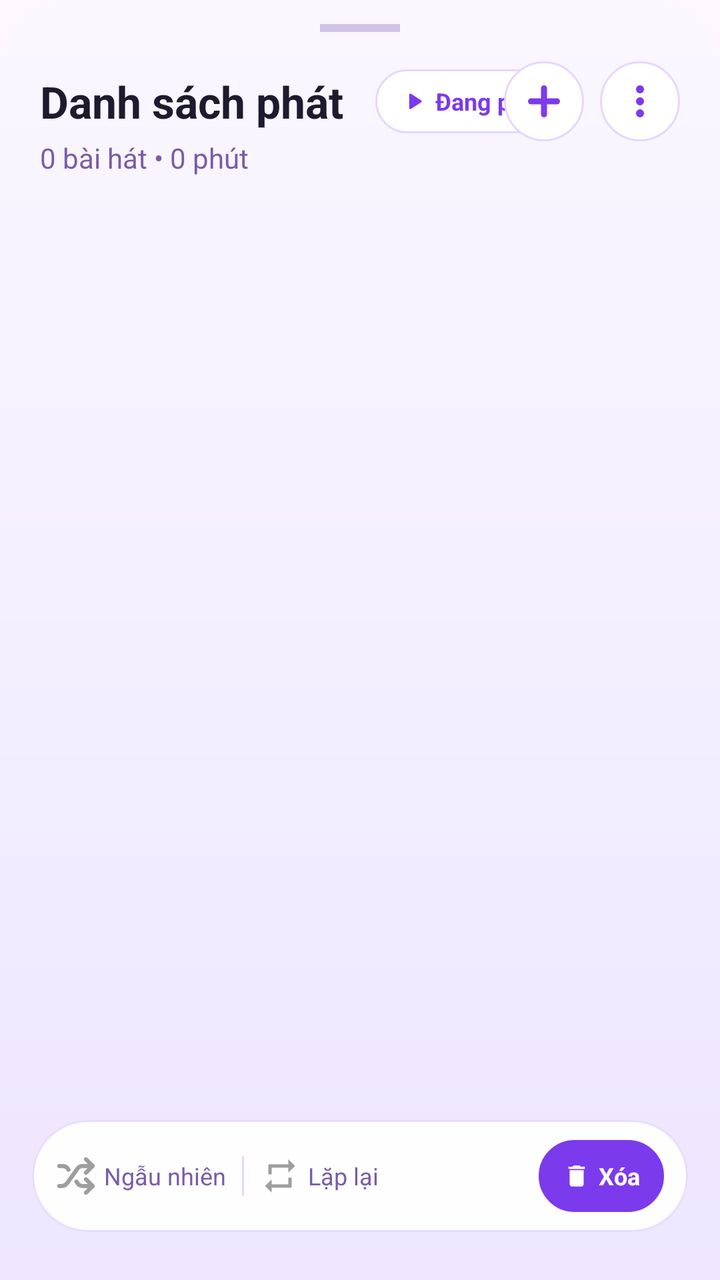
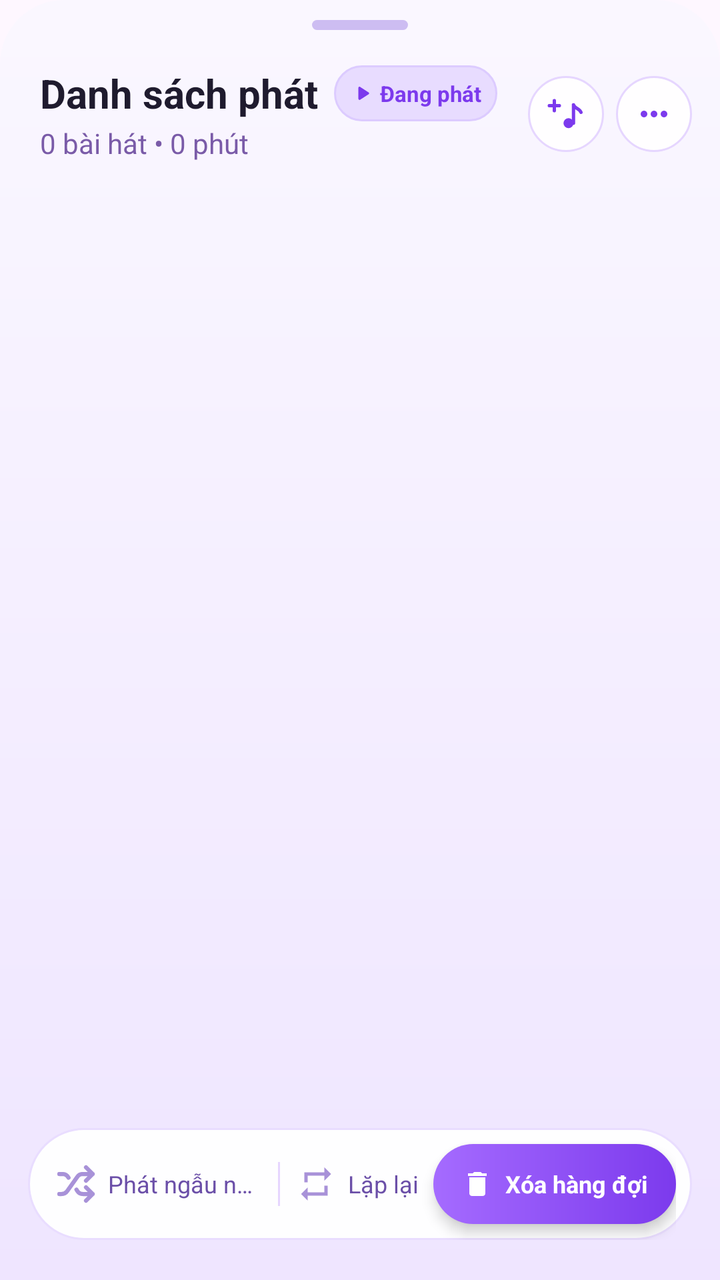

Screens rendered from an Android XML layout before and after an edit, with the pre-edit source and the edit as a unified diff.
<!-- AndroidManifest.xml: application theme Theme.LocalMusic -->
<!-- res/layout/bottom_sheet_queue.xml -->
<?xml version="1.0" encoding="utf-8"?>
<androidx.constraintlayout.widget.ConstraintLayout xmlns:android="http://schemas.android.com/apk/res/android"
    xmlns:app="http://schemas.android.com/apk/res-auto"
    android:layout_width="match_parent"
    android:layout_height="match_parent"
    android:background="@drawable/bg_bottom_sheet_rounded">

    
    <View
        android:id="@+id/dragHandle"
        android:layout_width="40dp"
        android:layout_height="4dp"
        android:layout_marginTop="12dp"
        android:background="#D1C4E9"
        app:layout_constraintEnd_toEndOf="parent"
        app:layout_constraintStart_toStartOf="parent"
        app:layout_constraintTop_toTopOf="parent" />

    
    <TextView
        android:id="@+id/tvPlaylistTitle"
        android:layout_width="wrap_content"
        android:layout_height="wrap_content"
        android:layout_marginStart="20dp"
        android:layout_marginTop="20dp"
        android:text="Danh sách phát"
        android:textColor="#1F1B2E"
        android:textSize="22sp"
        android:textStyle="bold"
        app:layout_constraintStart_toStartOf="parent"
        app:layout_constraintTop_toBottomOf="@id/dragHandle" />

    <TextView
        android:id="@+id/tvPlaylistSubtitle"
        android:layout_width="wrap_content"
        android:layout_height="wrap_content"
        android:layout_marginTop="4dp"
        android:text="0 bài hát • 0 phút"
        android:textColor="#7A5BA8"
        android:textSize="14sp"
        app:layout_constraintStart_toStartOf="@id/tvPlaylistTitle"
        app:layout_constraintTop_toBottomOf="@id/tvPlaylistTitle" />

    
    <LinearLayout
        android:id="@+id/pillPlaying"
        android:layout_width="wrap_content"
        android:layout_height="32dp"
        android:layout_marginStart="16dp"
        android:background="@drawable/bg_pill_button_light"
        android:gravity="center_vertical"
        android:orientation="horizontal"
        android:paddingHorizontal="12dp"
        app:layout_constraintBottom_toBottomOf="@id/tvPlaylistTitle"
        app:layout_constraintStart_toEndOf="@id/tvPlaylistTitle"
        app:layout_constraintTop_toTopOf="@id/tvPlaylistTitle">

        <ImageView
            android:layout_width="14dp"
            android:layout_height="14dp"
            android:src="@drawable/ic_np_play"
            app:tint="#7C3AED" />

        <TextView
            android:layout_width="wrap_content"
            android:layout_height="wrap_content"
            android:layout_marginStart="4dp"
            android:text="Đang phát"
            android:textColor="#7C3AED"
            android:textSize="12sp"
            android:textStyle="bold" />
    </LinearLayout>

    
    <ImageView
        android:id="@+id/btnAddSong"
        android:layout_width="40dp"
        android:layout_height="40dp"
        android:layout_marginEnd="8dp"
        android:background="@drawable/bg_pill_button_light"
        android:padding="8dp"
        android:src="@drawable/ic_add_purple"
        app:layout_constraintBottom_toBottomOf="@id/pillPlaying"
        app:layout_constraintEnd_toStartOf="@id/btnMoreOptions"
        app:layout_constraintTop_toTopOf="@id/pillPlaying"
        app:tint="#7C3AED" />

    <ImageView
        android:id="@+id/btnMoreOptions"
        android:layout_width="40dp"
        android:layout_height="40dp"
        android:layout_marginEnd="20dp"
        android:background="@drawable/bg_pill_button_light"
        android:padding="8dp"
        android:src="@drawable/ic_more_vert"
        app:layout_constraintBottom_toBottomOf="@id/pillPlaying"
        app:layout_constraintEnd_toEndOf="parent"
        app:layout_constraintTop_toTopOf="@id/pillPlaying"
        app:tint="#7C3AED" />

    
    <androidx.recyclerview.widget.RecyclerView
        android:id="@+id/rvQueue"
        android:layout_width="match_parent"
        android:layout_height="0dp"
        android:layout_marginTop="16dp"
        android:clipToPadding="false"
        android:paddingHorizontal="16dp"
        android:paddingBottom="100dp"
        app:layout_constraintBottom_toBottomOf="parent"
        app:layout_constraintTop_toBottomOf="@id/tvPlaylistSubtitle" />

    
    <LinearLayout
        android:id="@+id/bottomBar"
        android:layout_width="match_parent"
        android:layout_height="56dp"
        android:layout_marginHorizontal="16dp"
        android:layout_marginBottom="24dp"
        android:background="@drawable/bg_floating_bottom_bar"
        android:elevation="8dp"
        android:gravity="center_vertical"
        android:orientation="horizontal"
        android:paddingHorizontal="12dp"
        app:layout_constraintBottom_toBottomOf="parent">

        <ImageView
            android:id="@+id/btnShuffleBottom"
            android:layout_width="20dp"
            android:layout_height="20dp"
            android:src="@drawable/ic_shuffle"
            app:tint="#9E9E9E" />

        <TextView
            android:layout_width="wrap_content"
            android:layout_height="wrap_content"
            android:layout_marginStart="4dp"
            android:text="Ngẫu nhiên"
            android:textColor="#7A5BA8"
            android:textSize="12sp" />

        <View
            android:layout_width="1dp"
            android:layout_height="20dp"
            android:layout_marginHorizontal="8dp"
            android:background="#E6D6FF" />

        <ImageView
            android:id="@+id/btnRepeatBottom"
            android:layout_width="20dp"
            android:layout_height="20dp"
            android:src="@drawable/ic_repeat"
            app:tint="#9E9E9E" />

        <TextView
            android:layout_width="wrap_content"
            android:layout_height="wrap_content"
            android:layout_marginStart="4dp"
            android:text="Lặp lại"
            android:textColor="#7A5BA8"
            android:textSize="12sp" />

        <Space
            android:layout_width="0dp"
            android:layout_height="wrap_content"
            android:layout_weight="1" />

        
        <LinearLayout
            android:id="@+id/btnClearQueue"
            android:layout_width="wrap_content"
            android:layout_height="36dp"
            android:background="@drawable/bg_pill_button_light"
            android:backgroundTint="#7C3AED"
            android:gravity="center_vertical"
            android:orientation="horizontal"
            android:paddingHorizontal="12dp">

            <ImageView
                android:layout_width="14dp"
                android:layout_height="14dp"
                android:src="@drawable/ic_clear_all"
                app:tint="#FFFFFF" />

            <TextView
                android:layout_width="wrap_content"
                android:layout_height="wrap_content"
                android:layout_marginStart="4dp"
                android:text="Xóa"
                android:textColor="#FFFFFF"
                android:textSize="12sp"
                android:textStyle="bold" />
        </LinearLayout>
    </LinearLayout>

</androidx.constraintlayout.widget.ConstraintLayout>
<!-- resources referenced by this layout -->
<resources>
  <!-- drawable bg_floating_bottom_bar (drawable) -->
  <?xml version="1.0" encoding="utf-8"?>
  <shape xmlns:android="http://schemas.android.com/apk/res/android"
      android:shape="rectangle">
      <solid android:color="#F5FFFFFF" />
      <corners android:radius="28dp" />
      <stroke android:width="1dp" android:color="#E9DDFF" />
  </shape>
  <!-- drawable bg_pill_button_light (drawable) -->
  <?xml version="1.0" encoding="utf-8"?>
  <shape xmlns:android="http://schemas.android.com/apk/res/android">
      <solid android:color="#FFFFFF" />
      <corners android:radius="24dp" />
      <stroke android:width="1dp" android:color="#E6D6FF" />
  </shape>
  <!-- drawable ic_add_purple (drawable) -->
  <vector xmlns:android="http://schemas.android.com/apk/res/android"
      android:width="24dp" android:height="24dp"
      android:viewportWidth="24" android:viewportHeight="24">
      <path
          android:pathData="M12,5.5 v13 M5.5,12 h13"
          android:strokeColor="#B45CFF"
          android:strokeWidth="3.0"
          android:strokeLineCap="round" />
  </vector>
  <!-- drawable ic_clear_all (drawable) -->
  <vector xmlns:android="http://schemas.android.com/apk/res/android"
      android:width="24dp"
      android:height="24dp"
      android:viewportWidth="24"
      android:viewportHeight="24">
    <path
        android:fillColor="#000000"
        android:pathData="M6,19c0,1.1 0.9,2 2,2h8c1.1,0 2,-0.9 2,-2V7H6v12zM19,4h-3.5l-1,-1h-5l-1,1H5v2h14V4z"/>
  </vector>
  <!-- drawable ic_more_vert (drawable) -->
  <vector xmlns:android="http://schemas.android.com/apk/res/android"
      android:width="24dp"
      android:height="24dp"
      android:viewportWidth="24"
      android:viewportHeight="24">
      <path
          android:fillColor="#5E35B1"
          android:pathData="M12,8c1.1,0 2,-0.9 2,-2s-0.9,-2 -2,-2 -2,0.9 -2,2 0.9,2 2,2zM12,10c-1.1,0 -2,0.9 -2,2s0.9,2 2,2 2,-0.9 2,-2 -0.9,-2 -2,-2zM12,16c-1.1,0 -2,0.9 -2,2s0.9,2 2,2 2,-0.9 2,-2 -0.9,-2 -2,-2z" />
  </vector>
  <!-- drawable ic_repeat (drawable) -->
  <vector xmlns:android="http://schemas.android.com/apk/res/android" android:width="24dp" android:height="24dp" android:viewportWidth="24" android:viewportHeight="24">
      <path android:fillColor="#8B3DFF" android:pathData="M7,7h10v3l4,-4 -4,-4v3H5v6h2V7zm10,10H7v-3l-4,4 4,4v-3h12v-6h-2v4z"/>
  </vector>
  <style name="Theme.LocalMusic" parent="Theme.Material3.Light.NoActionBar">
          <item name="android:statusBarColor">@color/white</item>
          <item name="android:windowLightStatusBar">true</item>
          <item name="android:windowSplashScreenBackground">#000000</item>
          <item name="android:windowSplashScreenAnimatedIcon">@drawable/logo</item>
      </style>
  <color name="white">#FFFFFF</color>
  <!-- unchanged entries left out for length: 4 -->
</resources>

<!-- the commit's change to res/layout/bottom_sheet_queue.xml (unified diff, before → after) -->
@@ -8,10 +8,10 @@
     
     <View
         android:id="@+id/dragHandle"
-        android:layout_width="40dp"
-        android:layout_height="4dp"
-        android:layout_marginTop="12dp"
-        android:background="#D1C4E9"
+        android:layout_width="48dp"
+        android:layout_height="5dp"
+        android:layout_marginTop="10dp"
+        android:background="@drawable/bg_drag_handle"
         app:layout_constraintEnd_toEndOf="parent"
         app:layout_constraintStart_toStartOf="parent"
         app:layout_constraintTop_toTopOf="parent" />
@@ -22,11 +22,17 @@
         android:layout_width="wrap_content"
         android:layout_height="wrap_content"
         android:layout_marginStart="20dp"
-        android:layout_marginTop="20dp"
+        android:layout_marginTop="18dp"
+        android:ellipsize="end"
+        android:maxLines="1"
         android:text="Danh sách phát"
         android:textColor="#1F1B2E"
-        android:textSize="22sp"
+        android:textSize="20sp"
         android:textStyle="bold"
+        app:layout_constrainedWidth="true"
+        app:layout_constraintEnd_toStartOf="@id/pillPlaying"
+        app:layout_constraintHorizontal_bias="0"
+        app:layout_constraintHorizontal_chainStyle="packed"
         app:layout_constraintStart_toStartOf="parent"
         app:layout_constraintTop_toBottomOf="@id/dragHandle" />
 
@@ -34,7 +40,7 @@
         android:id="@+id/tvPlaylistSubtitle"
         android:layout_width="wrap_content"
         android:layout_height="wrap_content"
-        android:layout_marginTop="4dp"
+        android:layout_marginTop="2dp"
         android:text="0 bài hát • 0 phút"
         android:textColor="#7A5BA8"
         android:textSize="14sp"
@@ -45,57 +51,62 @@
     <LinearLayout
         android:id="@+id/pillPlaying"
         android:layout_width="wrap_content"
-        android:layout_height="32dp"
-        android:layout_marginStart="16dp"
-        android:background="@drawable/bg_pill_button_light"
+        android:layout_height="28dp"
+        android:layout_marginStart="8dp"
+        android:layout_marginEnd="8dp"
+        android:background="@drawable/bg_pill_playing"
         android:gravity="center_vertical"
         android:orientation="horizontal"
-        android:paddingHorizontal="12dp"
+        android:paddingHorizontal="8dp"
+        app:layout_constrainedWidth="true"
         app:layout_constraintBottom_toBottomOf="@id/tvPlaylistTitle"
+        app:layout_constraintEnd_toStartOf="@id/btnAddSong"
+        app:layout_constraintHorizontal_bias="0"
         app:layout_constraintStart_toEndOf="@id/tvPlaylistTitle"
         app:layout_constraintTop_toTopOf="@id/tvPlaylistTitle">
 
         <ImageView
-            android:layout_width="14dp"
-            android:layout_height="14dp"
+            android:layout_width="12dp"
+            android:layout_height="12dp"
             android:src="@drawable/ic_np_play"
             app:tint="#7C3AED" />
 
         <TextView
             android:layout_width="wrap_content"
             android:layout_height="wrap_content"
-            android:layout_marginStart="4dp"
+            android:layout_marginStart="3dp"
+            android:maxLines="1"
             android:text="Đang phát"
             android:textColor="#7C3AED"
-            android:textSize="12sp"
+            android:textSize="11sp"
             android:textStyle="bold" />
     </LinearLayout>
 
     
     <ImageView
         android:id="@+id/btnAddSong"
-        android:layout_width="40dp"
-        android:layout_height="40dp"
-        android:layout_marginEnd="8dp"
-        android:background="@drawable/bg_pill_button_light"
-        android:padding="8dp"
-        android:src="@drawable/ic_add_purple"
-        app:layout_constraintBottom_toBottomOf="@id/pillPlaying"
+        android:layout_width="38dp"
+        android:layout_height="38dp"
+        android:layout_marginEnd="6dp"
+        android:background="@drawable/bg_sheet_circle_btn"
+        android:padding="9dp"
+        android:src="@drawable/ic_add_music"
+        app:layout_constraintBottom_toBottomOf="@id/tvPlaylistSubtitle"
         app:layout_constraintEnd_toStartOf="@id/btnMoreOptions"
-        app:layout_constraintTop_toTopOf="@id/pillPlaying"
+        app:layout_constraintTop_toTopOf="@id/tvPlaylistTitle"
         app:tint="#7C3AED" />
 
     <ImageView
         android:id="@+id/btnMoreOptions"
-        android:layout_width="40dp"
-        android:layout_height="40dp"
-        android:layout_marginEnd="20dp"
-        android:background="@drawable/bg_pill_button_light"
-        android:padding="8dp"
-        android:src="@drawable/ic_more_vert"
-        app:layout_constraintBottom_toBottomOf="@id/pillPlaying"
+        android:layout_width="38dp"
+        android:layout_height="38dp"
+        android:layout_marginEnd="14dp"
+        android:background="@drawable/bg_sheet_circle_btn"
+        android:padding="9dp"
+        android:src="@drawable/ic_more_horiz"
+        app:layout_constraintBottom_toBottomOf="@id/tvPlaylistSubtitle"
         app:layout_constraintEnd_toEndOf="parent"
-        app:layout_constraintTop_toTopOf="@id/pillPlaying"
+        app:layout_constraintTop_toTopOf="@id/tvPlaylistTitle"
         app:tint="#7C3AED" />
 
     
@@ -103,10 +114,10 @@
         android:id="@+id/rvQueue"
         android:layout_width="match_parent"
         android:layout_height="0dp"
-        android:layout_marginTop="16dp"
+        android:layout_marginTop="14dp"
         android:clipToPadding="false"
-        android:paddingHorizontal="16dp"
-        android:paddingBottom="100dp"
+        android:paddingHorizontal="12dp"
+        android:paddingBottom="110dp"
         app:layout_constraintBottom_toBottomOf="parent"
         app:layout_constraintTop_toBottomOf="@id/tvPlaylistSubtitle" />
 
@@ -115,78 +126,105 @@
         android:id="@+id/bottomBar"
         android:layout_width="match_parent"
         android:layout_height="56dp"
-        android:layout_marginHorizontal="16dp"
-        android:layout_marginBottom="24dp"
+        android:layout_marginHorizontal="14dp"
+        android:layout_marginBottom="20dp"
         android:background="@drawable/bg_floating_bottom_bar"
         android:elevation="8dp"
         android:gravity="center_vertical"
         android:orientation="horizontal"
-        android:paddingHorizontal="12dp"
+        android:paddingStart="14dp"
+        android:paddingEnd="8dp"
         app:layout_constraintBottom_toBottomOf="parent">
 
-        <ImageView
-            android:id="@+id/btnShuffleBottom"
-            android:layout_width="20dp"
-            android:layout_height="20dp"
-            android:src="@drawable/ic_shuffle"
-            app:tint="#9E9E9E" />
-
-        <TextView
-            android:layout_width="wrap_content"
-            android:layout_height="wrap_content"
-            android:layout_marginStart="4dp"
-            android:text="Ngẫu nhiên"
-            android:textColor="#7A5BA8"
-            android:textSize="12sp" />
+        
+        <LinearLayout
+            android:id="@+id/groupShuffle"
+            android:layout_width="0dp"
+            android:layout_height="match_parent"
+            android:layout_weight="1.5"
+            android:clickable="true"
+            android:focusable="true"
+            android:gravity="center_vertical"
+            android:orientation="horizontal">
+
+            <ImageView
+                android:id="@+id/btnShuffleBottom"
+                android:layout_width="20dp"
+                android:layout_height="20dp"
+                android:src="@drawable/ic_shuffle"
+                app:tint="#A892D8" />
+
+            <TextView
+                android:layout_width="0dp"
+                android:layout_height="wrap_content"
+                android:layout_marginStart="6dp"
+                android:layout_weight="1"
+                android:ellipsize="end"
+                android:maxLines="1"
+                android:text="Phát ngẫu nhiên"
+                android:textColor="#6B4FA8"
+                android:textSize="12sp" />
+        </LinearLayout>
 
         <View
             android:layout_width="1dp"
-            android:layout_height="20dp"
+            android:layout_height="22dp"
             android:layout_marginHorizontal="8dp"
             android:background="#E6D6FF" />
 
-        <ImageView
-            android:id="@+id/btnRepeatBottom"
-            android:layout_width="20dp"
-            android:layout_height="20dp"
-            android:src="@drawable/ic_repeat"
-            app:tint="#9E9E9E" />
-
-        <TextView
-            android:layout_width="wrap_content"
-            android:layout_height="wrap_content"
-            android:layout_marginStart="4dp"
-            android:text="Lặp lại"
-            android:textColor="#7A5BA8"
-            android:textSize="12sp" />
-
-        <Space
+        
+        <LinearLayout
+            android:id="@+id/groupRepeat"
             android:layout_width="0dp"
-            android:layout_height="wrap_content"
-            android:layout_weight="1" />
+            android:layout_height="match_parent"
+            android:layout_weight="1"
+            android:clickable="true"
+            android:focusable="true"
+            android:gravity="center_vertical"
+            android:orientation="horizontal">
+
+            <ImageView
+                android:id="@+id/btnRepeatBottom"
+                android:layout_width="20dp"
+                android:layout_height="20dp"
+                android:src="@drawable/ic_repeat"
+                app:tint="#A892D8" />
+
+            <TextView
+                android:layout_width="0dp"
+                android:layout_height="wrap_content"
+                android:layout_marginStart="6dp"
+                android:layout_weight="1"
+                android:ellipsize="end"
+                android:maxLines="1"
+                android:text="Lặp lại"
+                android:textColor="#6B4FA8"
+                android:textSize="12sp" />
+        </LinearLayout>
 
         
         <LinearLayout
             android:id="@+id/btnClearQueue"
             android:layout_width="wrap_content"
-            android:layout_height="36dp"
-            android:background="@drawable/bg_pill_button_light"
-            android:backgroundTint="#7C3AED"
-            android:gravity="center_vertical"
+            android:layout_height="40dp"
+            android:background="@drawable/bg_clear_queue_btn"
+            android:elevation="4dp"
+            android:gravity="center"
             android:orientation="horizontal"
-            android:paddingHorizontal="12dp">
+            android:paddingHorizontal="14dp">
 
             <ImageView
-                android:layout_width="14dp"
-                android:layout_height="14dp"
+                android:layout_width="16dp"
+                android:layout_height="16dp"
                 android:src="@drawable/ic_clear_all"
                 app:tint="#FFFFFF" />
 
             <TextView
                 android:layout_width="wrap_content"
                 android:layout_height="wrap_content"
-                android:layout_marginStart="4dp"
-                android:text="Xóa"
+                android:layout_marginStart="6dp"
+                android:maxLines="1"
+                android:text="Xóa hàng đợi"
                 android:textColor="#FFFFFF"
                 android:textSize="12sp"
                 android:textStyle="bold" />
<!-- resource entries referenced after the edit -->
@@ -1,5 +1,22 @@
 <!-- resources referenced by this layout -->
 <resources>
+  <!-- drawable bg_clear_queue_btn (drawable) -->
+  <?xml version="1.0" encoding="utf-8"?>
+  <shape xmlns:android="http://schemas.android.com/apk/res/android"
+      android:shape="rectangle">
+      <gradient
+          android:angle="0"
+          android:startColor="#A56BFF"
+          android:endColor="#7C3AED" />
+      <corners android:radius="22dp" />
+  </shape>
+  <!-- drawable bg_drag_handle (drawable) -->
+  <?xml version="1.0" encoding="utf-8"?>
+  <shape xmlns:android="http://schemas.android.com/apk/res/android"
+      android:shape="rectangle">
+      <solid android:color="#CDBDF2" />
+      <corners android:radius="3dp" />
+  </shape>
   <!-- drawable bg_floating_bottom_bar (drawable) -->
   <?xml version="1.0" encoding="utf-8"?>
   <shape xmlns:android="http://schemas.android.com/apk/res/android"
@@ -8,21 +25,41 @@
       <corners android:radius="28dp" />
       <stroke android:width="1dp" android:color="#E9DDFF" />
   </shape>
-  <!-- drawable bg_pill_button_light (drawable) -->
+  <!-- drawable bg_pill_playing (drawable) -->
   <?xml version="1.0" encoding="utf-8"?>
-  <shape xmlns:android="http://schemas.android.com/apk/res/android">
-      <solid android:color="#FFFFFF" />
-      <corners android:radius="24dp" />
+  <shape xmlns:android="http://schemas.android.com/apk/res/android"
+      android:shape="rectangle">
+      <solid android:color="#E8DCFF" />
+      <corners android:radius="16dp" />
+      <stroke android:width="1dp" android:color="#DCCBFF" />
+  </shape>
+  <!-- drawable bg_sheet_circle_btn (drawable) -->
+  <?xml version="1.0" encoding="utf-8"?>
+  <shape xmlns:android="http://schemas.android.com/apk/res/android"
+      android:shape="oval">
+      <solid android:color="#F2FFFFFF" />
       <stroke android:width="1dp" android:color="#E6D6FF" />
   </shape>
-  <!-- drawable ic_add_purple (drawable) -->
+  <!-- drawable ic_add_music (drawable) -->
   <vector xmlns:android="http://schemas.android.com/apk/res/android"
-      android:width="24dp" android:height="24dp"
-      android:viewportWidth="24" android:viewportHeight="24">
+      android:width="24dp"
+      android:height="24dp"
+      android:viewportWidth="24"
+      android:viewportHeight="24">
+      
       <path
-          android:pathData="M12,5.5 v13 M5.5,12 h13"
-          android:strokeColor="#B45CFF"
-          android:strokeWidth="3.0"
+          android:pathData="M5,4 V10 M2,7 H8"
+          android:strokeColor="#000000"
+          android:strokeWidth="2"
+          android:strokeLineCap="round" />
+      
+      <path
+          android:fillColor="#000000"
+          android:pathData="M10.5,17.5 a3,3 0 1,0 6,0 a3,3 0 1,0 -6,0 Z" />
+      <path
+          android:pathData="M16.5,17.5 V6.5 M16.5,6.5 C17.5,9 20,8.5 21,11"
+          android:strokeColor="#000000"
+          android:strokeWidth="2"
           android:strokeLineCap="round" />
   </vector>
   <!-- drawable ic_clear_all (drawable) -->
@@ -35,15 +72,16 @@
         android:fillColor="#000000"
         android:pathData="M6,19c0,1.1 0.9,2 2,2h8c1.1,0 2,-0.9 2,-2V7H6v12zM19,4h-3.5l-1,-1h-5l-1,1H5v2h14V4z"/>
   </vector>
-  <!-- drawable ic_more_vert (drawable) -->
+  <!-- drawable ic_more_horiz (drawable) -->
   <vector xmlns:android="http://schemas.android.com/apk/res/android"
       android:width="24dp"
       android:height="24dp"
       android:viewportWidth="24"
       android:viewportHeight="24">
+      
       <path
-          android:fillColor="#5E35B1"
-          android:pathData="M12,8c1.1,0 2,-0.9 2,-2s-0.9,-2 -2,-2 -2,0.9 -2,2 0.9,2 2,2zM12,10c-1.1,0 -2,0.9 -2,2s0.9,2 2,2 2,-0.9 2,-2 -0.9,-2 -2,-2zM12,16c-1.1,0 -2,0.9 -2,2s0.9,2 2,2 2,-0.9 2,-2 -0.9,-2 -2,-2z" />
+          android:fillColor="#000000"
+          android:pathData="M4,12 a2,2 0 1,0 4,0 a2,2 0 1,0 -4,0 Z M10,12 a2,2 0 1,0 4,0 a2,2 0 1,0 -4,0 Z M16,12 a2,2 0 1,0 4,0 a2,2 0 1,0 -4,0 Z" />
   </vector>
   <!-- drawable ic_repeat (drawable) -->
   <vector xmlns:android="http://schemas.android.com/apk/res/android" android:width="24dp" android:height="24dp" android:viewportWidth="24" android:viewportHeight="24">
